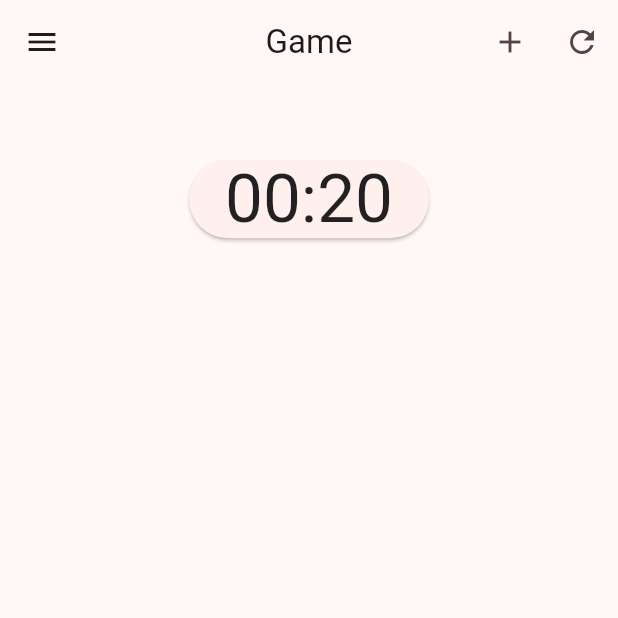
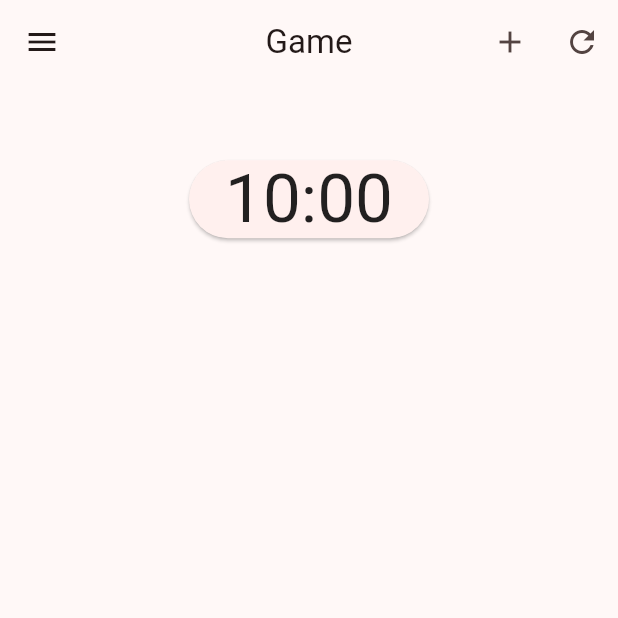
Before and after one commit to Wolgamonox/koth-ping-pong-app, a Flutter app: the screen it shows after launch, on a phone screen of 412 x 824 dp, the top half of it. Run offline on Flutter 3.47's test engine with Material 3 defaults, Android fonts, the light colour scheme and no system bars; drawn by our look-alikes of timer_count_down; our stand-ins replace audioplayers, flutter_riverpod, freezed_annotation, riverpod_annotation; missing offline and left inert: blinking_text, duration_picker; generated files the repository leaves out were written again.

Commit message:
changed back the default game duration

```diff
--- a/lib/presentation/widgets/countdown.dart
+++ b/lib/presentation/widgets/countdown.dart
@@ -8,7 +8,7 @@ import 'package:timer_count_down/timer_count_down.dart';
 import '../../model/game.dart';
 import '../../services/game_service.dart';
 
-const Duration defaultGameDuration = Duration(seconds: 20);
+const Duration defaultGameDuration = Duration(minutes: 10);
 
 class CountDownWidget extends ConsumerStatefulWidget {
   const CountDownWidget({super.key});
```
